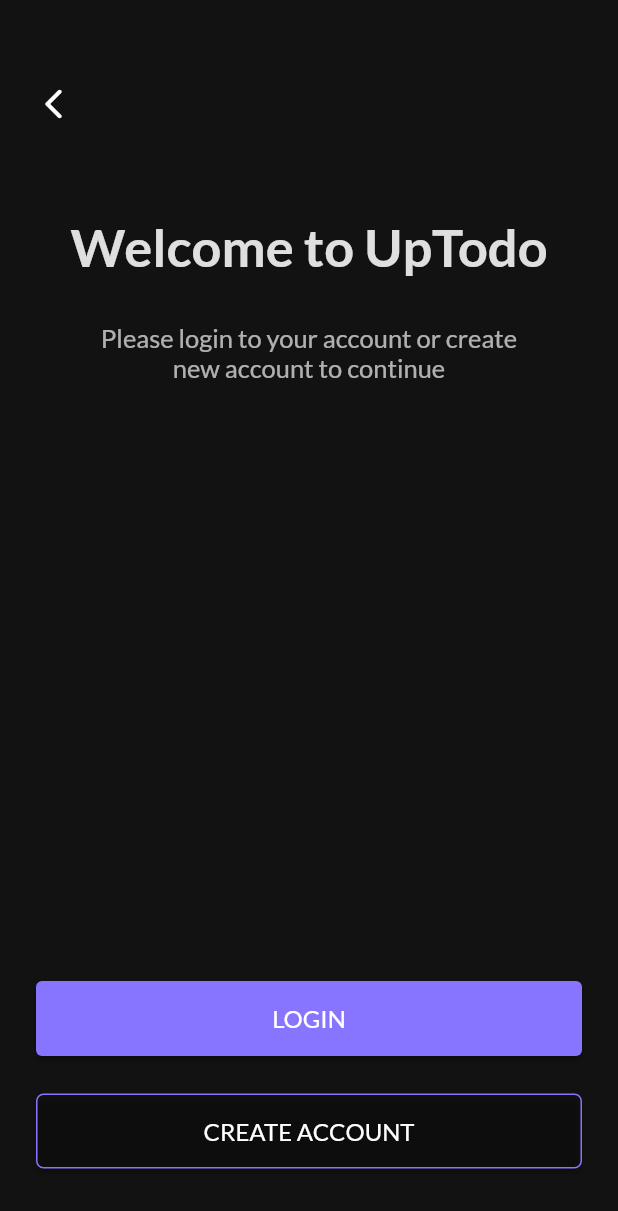
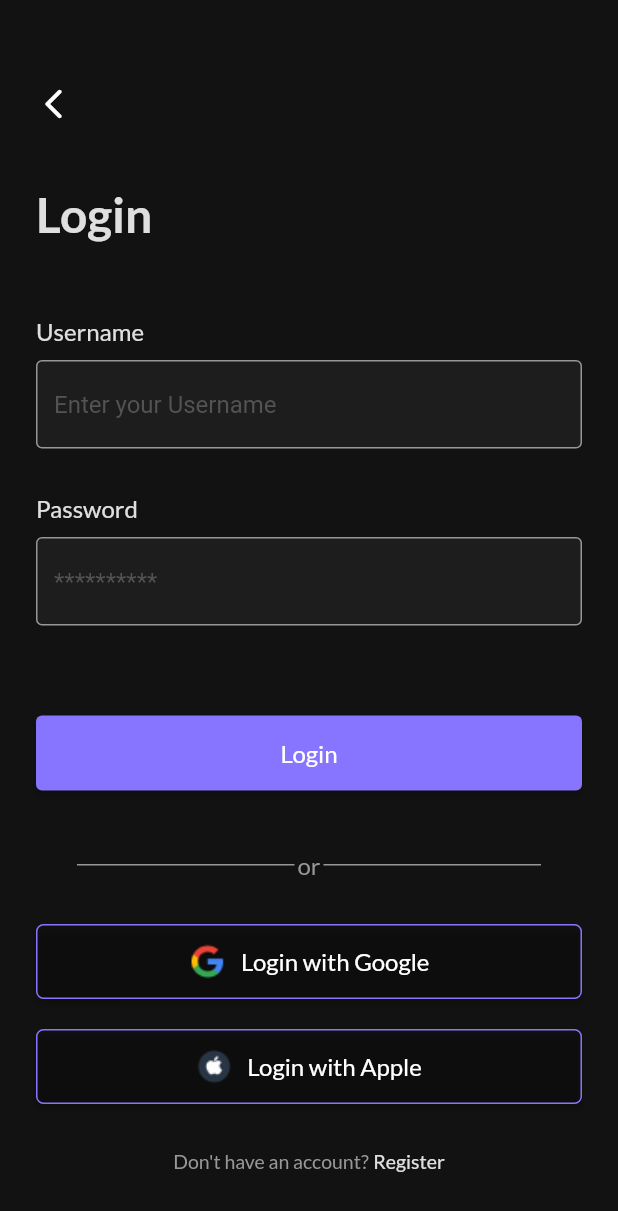
Before and after one commit to VictorAJ01/Todo-App-Mobile, a Flutter app: the WelcomeScreen screen opened directly, after a tap on "LOGIN", on a phone screen of 412 x 824 dp. Shown: the top 1211 px of the screen. Run offline on Flutter 3.47's test engine with Material 2 defaults, Android fonts, the phone set to English and light mode, and no system bars.

Commit message:
Added Login Screen

```diff
--- /dev/null
+++ b/lib/components/form_text_field.dart
@@ -0,0 +1,39 @@
+import 'package:flutter/material.dart';
+
+class MyFormTextField extends StatelessWidget {
+  final controller;
+  final String hintText;
+  final bool obscureText;
+
+  const MyFormTextField(
+      {super.key,
+      required this.controller,
+      required this.hintText,
+      required this.obscureText});
+
+  @override
+  Widget build(BuildContext context) {
+    return TextField(
+      controller: controller,
+      obscureText: obscureText,
+      decoration: InputDecoration(
+        enabledBorder: const OutlineInputBorder(
+          borderSide: BorderSide(
+            color: Color(0xFF979797),
+          ),
+        ),
+        focusedBorder: const OutlineInputBorder(
+          borderSide: BorderSide(
+            color: Color(0xFF979797),
+          ),
+        ),
+        fillColor: const Color(0xFF1D1D1D),
+        filled: true,
+        hintText: hintText,
+        hintStyle: const TextStyle(
+          color: Color(0xFF535353),
+        ),
+      ),
+    );
+  }
+}
--- a/lib/main.dart
+++ b/lib/main.dart
@@ -1,4 +1,5 @@
 import 'package:flutter/material.dart';
+import 'package:my_todo_app/screens/login_screen.dart';
 import 'package:my_todo_app/screens/splash_screen.dart';
 
 void main() {
@@ -11,10 +12,13 @@ class MyApp extends StatelessWidget {
   // This widget is the root of your application.
   @override
   Widget build(BuildContext context) {
-    return const MaterialApp(
+    return MaterialApp(
       debugShowCheckedModeBanner: false,
       title: 'Todo App',
-      home: SplashScreen(),
+      home: const SplashScreen(),
+      routes: {
+        '/login': (context) => LoginScreen(),
+      },
     );
   }
 }
--- /dev/null
+++ b/lib/screens/login_screen.dart
@@ -0,0 +1,289 @@
+import 'package:flutter/material.dart';
+
+import '../components/form_text_field.dart';
+
+class LoginScreen extends StatelessWidget {
+  LoginScreen({super.key});
+
+  final usernameController = TextEditingController();
+  final passwordController = TextEditingController();
+
+  @override
+  Widget build(BuildContext context) {
+    return Scaffold(
+      body: Container(
+        color: const Color(0xFF121212),
+        width: double.infinity,
+        child: Padding(
+          padding: const EdgeInsets.symmetric(horizontal: 24),
+          child: Column(
+            crossAxisAlignment: CrossAxisAlignment.start,
+            children: [
+              const SizedBox(
+                height: 45,
+              ),
+              Row(
+                children: [
+                  IconButton(
+                    onPressed: () {
+                      print('Hello');
+                    },
+                    icon: const Icon(Icons.arrow_back_ios_rounded,
+                        color: Colors.white),
+                    padding: EdgeInsets.zero,
+                    alignment: Alignment.centerLeft,
+                  ),
+                ],
+              ),
+              const SizedBox(
+                height: 30,
+              ),
+              const Text(
+                "Login",
+                style: TextStyle(
+                  fontFamily: 'Lato',
+                  fontSize: 32,
+                  fontWeight: FontWeight.w700,
+                  color: Color(0xDDFFFFFF),
+                ),
+              ),
+              const SizedBox(
+                height: 50,
+              ),
+              Form(
+                child: Column(
+                  crossAxisAlignment: CrossAxisAlignment.start,
+                  children: [
+                    const Text(
+                      'Username',
+                      textAlign: TextAlign.left,
+                      style: TextStyle(
+                        fontFamily: 'Lato',
+                        fontSize: 16,
+                        fontWeight: FontWeight.w400,
+                        color: Color(0xDDFFFFFF),
+                      ),
+                    ),
+                    const SizedBox(
+                      height: 10,
+                    ),
+                    MyFormTextField(
+                      controller: usernameController,
+                      hintText: 'Enter your Username',
+                      obscureText: true,
+                    ),
+                    const SizedBox(
+                      height: 30,
+                    ),
+                    const Text(
+                      'Password',
+                      textAlign: TextAlign.left,
+                      style: TextStyle(
+                        fontFamily: 'Lato',
+                        fontSize: 16,
+                        fontWeight: FontWeight.w400,
+                        color: Color(0xDDFFFFFF),
+                      ),
+                    ),
+                    const SizedBox(
+                      height: 10,
+                    ),
+                    MyFormTextField(
+                      controller: passwordController,
+                      hintText: '**********',
+                      obscureText: true,
+                    ),
+                    const SizedBox(
+                      height: 60,
+                    ),
+                    SizedBox(
+                      height: 50,
+                      width: double.infinity,
+                      child: ElevatedButton(
+                        style: ButtonStyle(
+                          backgroundColor: MaterialStateProperty.all<Color>(
+                            const Color(0xFF8875FF),
+                          ),
+                        ),
+                        onPressed: () {
+                          print('Hello!!!');
+                        },
+                        child: const Text(
+                          'Login',
+                          style: TextStyle(
+                            fontFamily: 'Lato',
+                            fontSize: 16,
+                          ),
+                        ),
+                      ),
+                    )
+                  ],
+                ),
+              ),
+              const SizedBox(
+                height: 40,
+              ),
+              Row(
+                mainAxisAlignment: MainAxisAlignment.center,
+                crossAxisAlignment: CrossAxisAlignment.center,
+                children: [
+                  Container(
+                    height: 1,
+                    width: 145,
+                    decoration: const BoxDecoration(
+                      color: Color(0xFF979797),
+                    ),
+                  ),
+                  const SizedBox(
+                    width: 2,
+                  ),
+                  const Text(
+                    'or',
+                    textAlign: TextAlign.center,
+                    style: TextStyle(
+                      color: Color(0xFF979797),
+                      fontFamily: 'Lato',
+                      fontSize: 16,
+                    ),
+                  ),
+                  const SizedBox(
+                    width: 2,
+                  ),
+                  Container(
+                    height: 1,
+                    width: 145,
+                    decoration: const BoxDecoration(
+                      color: Color(0xFF979797),
+                    ),
+                  ),
+                ],
+              ),
+              const SizedBox(
+                height: 30,
+              ),
+              Column(
+                children: [
+                  SizedBox(
+                    height: 50,
+                    width: double.infinity,
+                    child: ElevatedButton(
+                      style: ButtonStyle(
+                        backgroundColor: MaterialStateProperty.all<Color>(
+                            Colors.transparent),
+                        shape: MaterialStateProperty.all<OutlinedBorder>(
+                          RoundedRectangleBorder(
+                            borderRadius: BorderRadius.circular(5.0),
+                            side: const BorderSide(
+                              color: Color(0xFF8875FF), // Border color
+                            ),
+                          ),
+                        ),
+                      ),
+                      onPressed: () {
+                        print("Hello World!");
+                      },
+                      child: const Row(
+                        mainAxisAlignment: MainAxisAlignment.center,
+                        children: [
+                          Image(
+                            image: AssetImage('images/google.png'),
+                          ),
+                          SizedBox(
+                            width: 10,
+                          ),
+                          Text(
+                            'Login with Google',
+                            style: TextStyle(
+                              color: Colors.white,
+                              fontSize: 16,
+                              fontFamily: 'Lato',
+                            ),
+                          ),
+                        ],
+                      ),
+                    ),
+                  ),
+                  const SizedBox(
+                    height: 20,
+                  ),
+                  SizedBox(
+                    height: 50,
+                    width: double.infinity,
+                    child: ElevatedButton(
+                      style: ButtonStyle(
+                        backgroundColor: MaterialStateProperty.all<Color>(
+                            Colors.transparent),
+                        shape: MaterialStateProperty.all<OutlinedBorder>(
+                          RoundedRectangleBorder(
+                            borderRadius: BorderRadius.circular(5.0),
+                            side: const BorderSide(
+                              color: Color(0xFF8875FF), // Border color
+                            ),
+                          ),
+                        ),
+                      ),
+                      onPressed: () {
+                        print("Hello World!");
+                      },
+                      child: const Row(
+                        mainAxisAlignment: MainAxisAlignment.center,
+                        children: [
+                          Image(
+                            image: AssetImage('images/apple.png'),
+                          ),
+                          SizedBox(
+                            width: 10,
+                          ),
+                          Text(
+                            'Login with Apple',
+                            style: TextStyle(
+                              color: Colors.white,
+                              fontSize: 16,
+                              fontFamily: 'Lato',
+                            ),
+                          ),
+                        ],
+                      ),
+                    ),
+                  ),
+                ],
+              ),
+              const SizedBox(
+                height: 30,
+              ),
+              const Column(
+                children: [
+                  Row(
+                    mainAxisAlignment: MainAxisAlignment.center,
+                    crossAxisAlignment: CrossAxisAlignment.center,
+                    children: [
+                      Text(
+                        'Don\'t have an account?',
+                        style: TextStyle(
+                          color: Color(0xFF979797),
+                          fontFamily: 'Lato',
+                          fontSize: 13,
+                        ),
+                      ),
+                      SizedBox(
+                        width: 3,
+                      ),
+                      Text(
+                        'Register',
+                        style: TextStyle(
+                          color: Color(0xDDFFFFFF),
+                          fontFamily: 'Lato',
+                          fontSize: 13,
+                        ),
+                      )
+                    ],
+                  ),
+                ],
+              )
+            ],
+          ),
+        ),
+      ),
+    );
+  }
+}
--- a/lib/screens/welcome_screen.dart
+++ b/lib/screens/welcome_screen.dart
@@ -69,7 +69,7 @@ class WelcomeScreen extends StatelessWidget {
                     width: double.infinity,
                     child: ElevatedButton(
                       onPressed: () {
-                        print("Hello World!");
+                        Navigator.pushNamed(context, '/login');
                       },
                       style: ButtonStyle(
                         backgroundColor: MaterialStateProperty.all<Color>(
--- a/pubspec.yaml
+++ b/pubspec.yaml
@@ -61,6 +61,8 @@ flutter:
     - images/onboarding-image-1.png
     - images/onboarding-image-2.png
     - images/onboarding-image-3.png
+    - images/google.png
+    - images/apple.png
 
   # An image asset can refer to one or more resolution-specific "variants", see
   # https://flutter.dev/assets-and-images/#resolution-aware
```
Also changed, not shown: images/apple.png (added), images/google.png (added).
